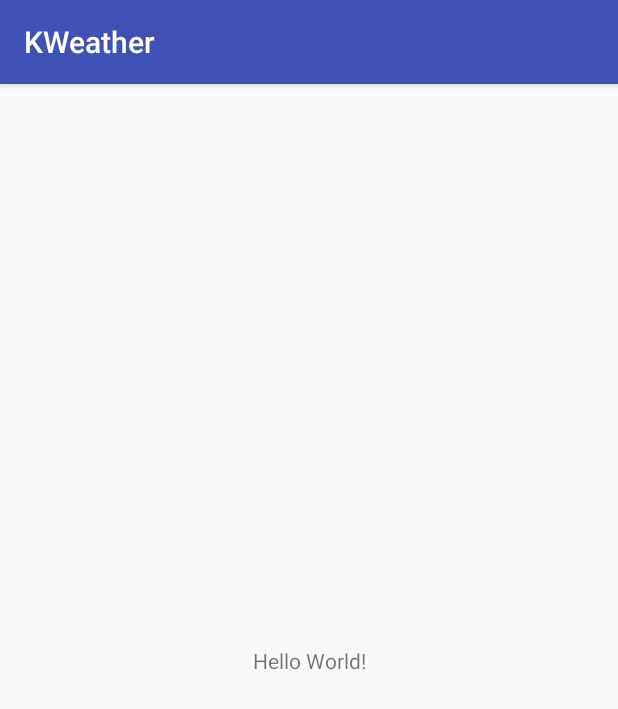
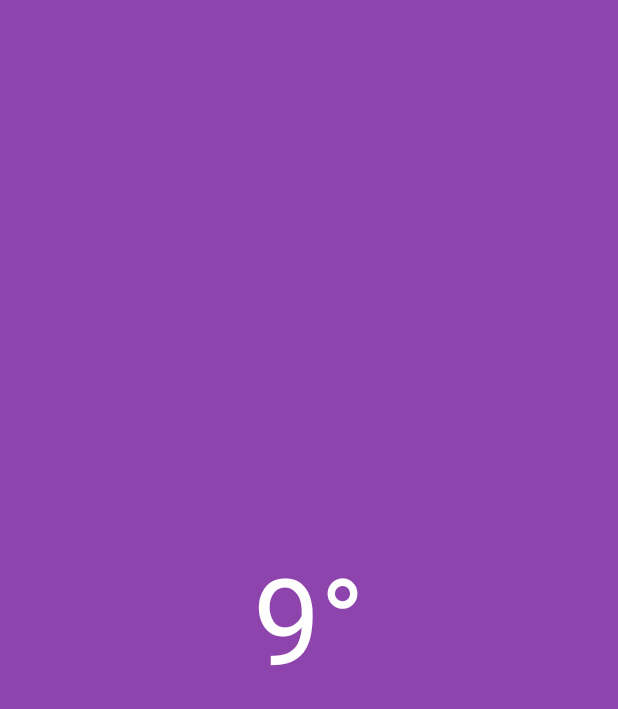
Before and after one commit to astrocumbia/KWeather, an Android app: the screen it shows after launch (MainActivity), on a phone screen of 412 x 824 dp. Shown: the top 709 px of the screen. Run offline under Robolectric (Android 15) with nearby library versions, the phone set to English and light mode, and no system bars; libraries missing offline, so code that uses them is left out: okhttp3.internal.

Commit message:
Add main screen

```diff
--- a/app/src/main/java/me/irvincastellanos/kweather/MainActivity.kt
+++ b/app/src/main/java/me/irvincastellanos/kweather/MainActivity.kt
@@ -2,7 +2,11 @@ package me.irvincastellanos.kweather
 
 import android.support.v7.app.AppCompatActivity
 import android.os.Bundle
-import me.irvincastellanos.kweather.models.ApiClient
+import android.util.Log
+import kotlinx.android.synthetic.main.activity_main.*
+import me.irvincastellanos.kweather.models.Weather
+import me.irvincastellanos.kweather.network.ApiClient
+import okhttp3.internal.Util
 
 class MainActivity : AppCompatActivity() {
 
@@ -10,7 +14,23 @@ class MainActivity : AppCompatActivity() {
         super.onCreate(savedInstanceState)
         setContentView(R.layout.activity_main)
 
-        val api = ApiClient()
-        api.getWeather()
+        ApiClient.instance.getWeather(onSuccess = {
+            Log.i(MainActivity::javaClass.name, "${it?.weather}")
+            Log.i(MainActivity::javaClass.name, "temp:: ${it?.weather?.temp}")
+
+            it?.weather?.let {
+                layout(it)
+            }
+
+        }, onFailure = { message ->
+            Log.e(MainActivity::javaClass.name, "Error:: $message")
+        })
+    }
+
+    fun layout(weather: Weather) {
+        val tmp = weather.temp ?: 0.0
+        val c = (tmp - 273.15).toInt().toString()
+
+        weatherTxt.text = c+"°"
     }
 }
--- a/app/src/main/java/me/irvincastellanos/kweather/models/ApiClient.kt
+++ /dev/null
@@ -1,54 +0,0 @@
-package me.irvincastellanos.kweather.models
-
-import android.util.Log
-import me.irvincastellanos.kweather.network.EndPoints
-import okhttp3.OkHttpClient
-import okhttp3.logging.HttpLoggingInterceptor
-import org.json.JSONObject
-import retrofit2.Call
-import retrofit2.Callback
-import retrofit2.Retrofit
-import retrofit2.Response
-import retrofit2.converter.gson.GsonConverterFactory
-
-
-/**
- * Created by positr0nix on 11/23/17.
- */
-class ApiClient {
-    var service: EndPoints? = null
-
-    init {
-        val logging = HttpLoggingInterceptor()
-        logging.level = HttpLoggingInterceptor.Level.BODY
-
-        val builder = OkHttpClient.Builder()
-        builder.interceptors().add(logging)
-
-        val client = builder.build()
-
-        val retrofit: Retrofit = Retrofit
-                .Builder()
-                .baseUrl("http://api.openweathermap.org/data/2.5/")
-                .addConverterFactory(GsonConverterFactory.create())
-                .client(client)
-                .build()
-
-        service = retrofit.create(EndPoints::class.java)
-    }
-
-    fun getWeather() {
-        service?.weatherByZipCode("06700,mx")?.enqueue(object : Callback<JSONObject> {
-            override fun onResponse(call: Call<JSONObject>?, response: Response<JSONObject>?) {
-                Log.i("API", "status code ${response?.code()}")
-                Log.i("--> API","success ${response?.body().toString()}")
-            }
-
-            override fun onFailure(call: Call<JSONObject>?, t: Throwable?) {
-                Log.e("--> API","error")
-            }
-
-        })
-
-    }
-}
--- /dev/null
+++ b/app/src/main/java/me/irvincastellanos/kweather/network/ApiClient.kt
@@ -0,0 +1,65 @@
+package me.irvincastellanos.kweather.network
+
+import android.util.Log
+import me.irvincastellanos.kweather.models.Weather
+import me.irvincastellanos.kweather.models.WeatherRsp
+import okhttp3.OkHttpClient
+import okhttp3.logging.HttpLoggingInterceptor
+import retrofit2.Call
+import retrofit2.Callback
+import retrofit2.Retrofit
+import retrofit2.Response
+import retrofit2.converter.gson.GsonConverterFactory
+
+
+/**
+ * Created by positr0nix on 11/23/17.
+ */
+class ApiClient {
+
+    private val loggerInterceptor = HttpLoggingInterceptor()
+    private val builder = OkHttpClient.Builder()
+
+    private val okHttpClient by lazy {
+        loggerInterceptor.level = HttpLoggingInterceptor.Level.BODY
+        builder.interceptors().add(loggerInterceptor)
+
+        builder.build()
+    }
+
+    private val retrofit by lazy {
+        Retrofit.Builder()
+                .baseUrl("http://api.openweathermap.org/data/2.5/")
+                .addConverterFactory(GsonConverterFactory.create())
+                .client(okHttpClient)
+                .build()
+                .create(EndPoints::class.java)
+    }
+
+    companion object {
+        val instance: ApiClient = ApiClient()
+    }
+
+    fun getWeather(onSuccess: (WeatherRsp?) -> Unit, onFailure: (String) -> Unit ) {
+        retrofit?.weatherByZipCode("06700,mx")?.enqueue(object : Callback<WeatherRsp> {
+            override fun onResponse(call: Call<WeatherRsp>?, response: Response<WeatherRsp>?) {
+                when (response?.code()) {
+                    200 -> {
+                        onSuccess(response.body() as WeatherRsp)
+                    }
+                    else -> {
+                        Log.e("--> API","error")
+                        onFailure("Error code ${response?.code()}")
+                    }
+                }
+            }
+
+            override fun onFailure(call: Call<WeatherRsp>?, t: Throwable?) {
+                Log.e("--> API","error")
+                onFailure("${t?.message}")
+            }
+
+        })
+
+    }
+}
--- a/app/src/main/java/me/irvincastellanos/kweather/network/EndPoints.kt
+++ b/app/src/main/java/me/irvincastellanos/kweather/network/EndPoints.kt
@@ -1,8 +1,7 @@
 package me.irvincastellanos.kweather.network
 
-import me.irvincastellanos.kweather.models.Weather
+import me.irvincastellanos.kweather.models.WeatherRsp
 import retrofit2.Call
-import org.json.JSONObject
 import retrofit2.http.GET
 import retrofit2.http.Query
 
@@ -16,5 +15,5 @@ interface EndPoints {
     @GET("weather")
     fun weatherByZipCode(@Query("zip") zipcode: String,
                          @Query("appid") key: String = KEY)
-            :Call<JSONObject>
+            :Call<WeatherRsp>
 }
--- a/app/src/main/res/layout/activity_main.xml
+++ b/app/src/main/res/layout/activity_main.xml
@@ -4,12 +4,17 @@
     xmlns:tools="http://schemas.android.com/tools"
     android:layout_width="match_parent"
     android:layout_height="match_parent"
+    android:background="#8e44ad"
+    android:fitsSystemWindows="true"
     tools:context="me.irvincastellanos.kweather.MainActivity">
 
     <TextView
+        android:id="@+id/weatherTxt"
         android:layout_width="wrap_content"
         android:layout_height="wrap_content"
-        android:text="Hello World!"
+        android:text="9°"
+        android:textColor="@android:color/white"
+        android:textSize="80sp"
         app:layout_constraintBottom_toBottomOf="parent"
         app:layout_constraintLeft_toLeftOf="parent"
         app:layout_constraintRight_toRightOf="parent"
--- a/app/src/main/res/values/styles.xml
+++ b/app/src/main/res/values/styles.xml
@@ -1,11 +1,20 @@
 <resources>
 
+    <!-- Base application theme.
+    <style name="AppTheme" parent="Theme.AppCompat.Light.DarkActionBar">
+
+        <item name="colorPrimary">@color/colorPrimary</item>
+        <item name="colorPrimaryDark">@color/colorPrimaryDark</item>
+        <item name="colorAccent">@color/colorAccent</item>
+    </style> -->
+
     <!-- Base application theme. -->
-    <style name="AppTheme" parent="Theme.AppCompat.Light.DarkActionBar">
+    <style name="AppTheme" parent="Theme.AppCompat.Light.NoActionBar">
         <!-- Customize your theme here. -->
         <item name="colorPrimary">@color/colorPrimary</item>
         <item name="colorPrimaryDark">@color/colorPrimaryDark</item>
         <item name="colorAccent">@color/colorAccent</item>
     </style>
 
+
 </resources>
```
Also changed, not shown: app/src/main/java/me/irvincastellanos/kweather/models/Weather.kt (+14 -1 lines), app/src/main/java/me/irvincastellanos/kweather/models/WeatherRsp.kt (added, +9 -0 lines), app/src/main/java/me/irvincastellanos/kweather/utils/Util.kt (added, +9 -0 lines), 1 other file.
